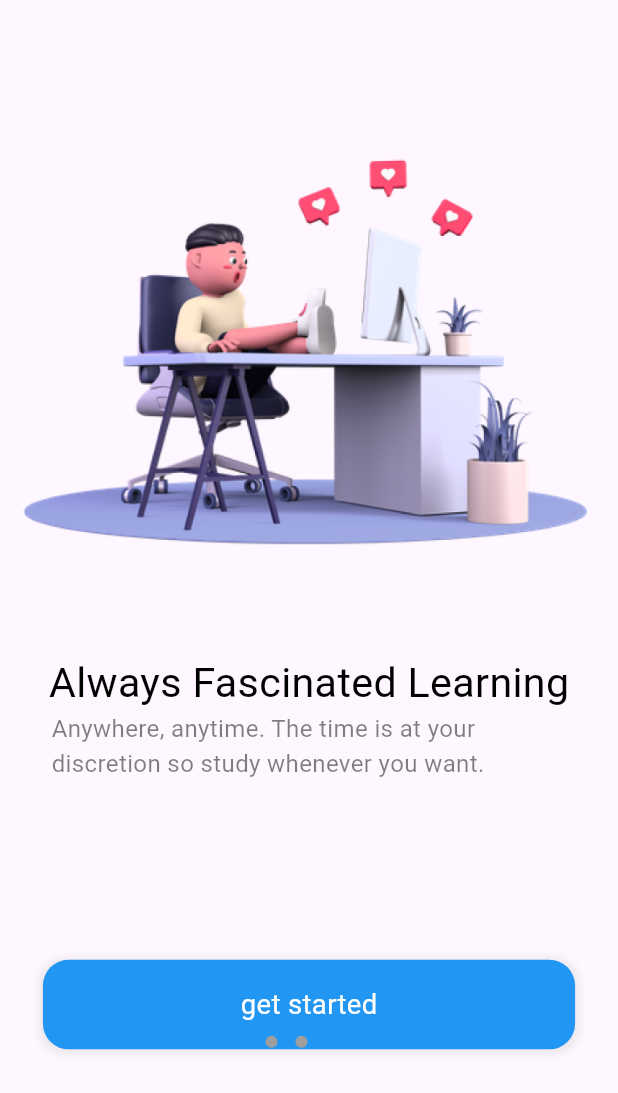
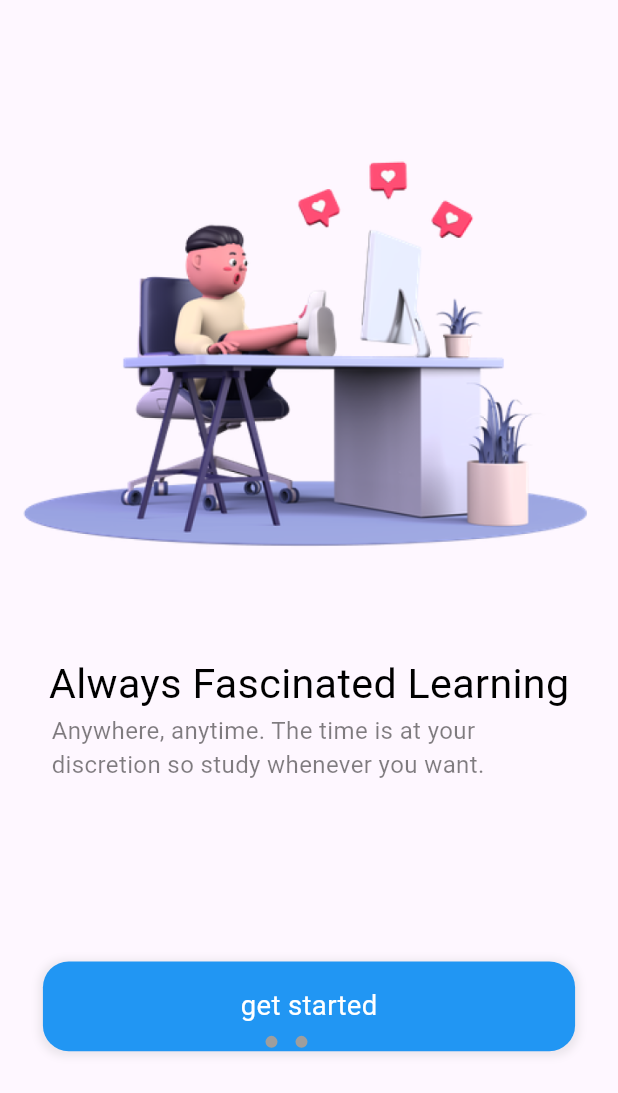
Before and after one commit to AppForceLab/ieshop, a Flutter app: the screen it shows after launch, swiped to page 3, on a phone screen of 412 x 824 dp. Shown: the top 1093 px of the screen. Run offline on Flutter 3.47's test engine with Material 2 defaults, Android fonts, the phone set to English and light mode, and no system bars; drawn by our look-alikes of dots_indicator; our stand-ins replace cloud_firestore, flutter_bloc, flutter_screenutil; accounts and stored records are empty.

Commit message:
fix size width

```diff
--- a/lib/pages/welcome/welcome.dart
+++ b/lib/pages/welcome/welcome.dart
@@ -23,8 +23,8 @@ class _WelcomeState extends State<Welcome> {
       child: Scaffold(body: BlocBuilder<WelcomeBloc, WelcomeState>(
         builder: (context, state) {
           return Container(
-            margin: EdgeInsets.only(top: 34.h),
-            width: 375.w,
+            margin: EdgeInsets.only(top: 35.h),
+            width: 376.w,
             child: Stack(
               alignment: Alignment.topCenter,
               children: [
```
